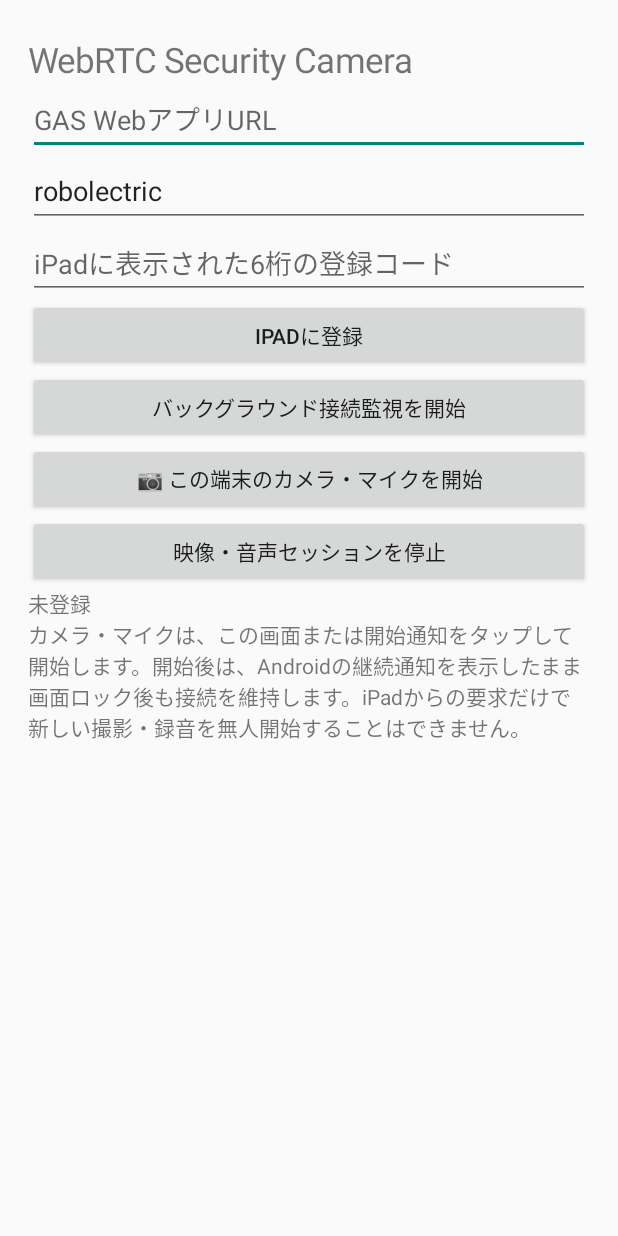
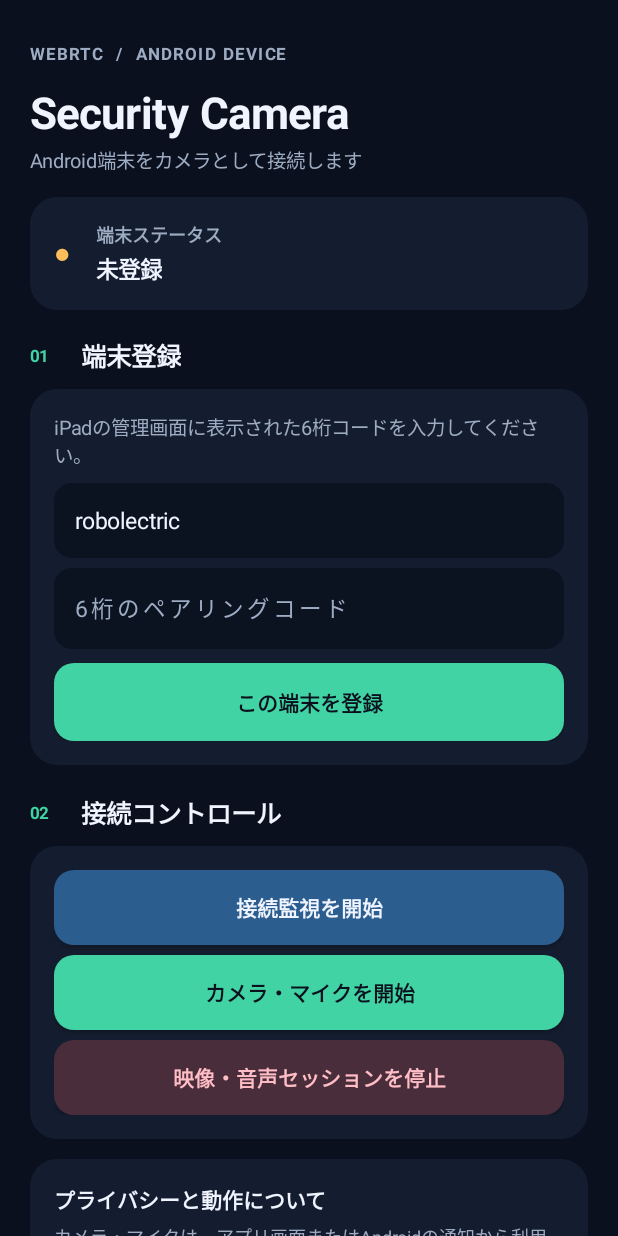
Before and after one commit to a09848281-prog/web-rtc-, an Android app: the screen it shows after launch (MainActivity), on a phone screen of 412 x 824 dp. Run offline under Robolectric (Android 15) with nearby library versions, the phone set to English and light mode, and no system bars.

Commit message:
Redesign Android app UI and preconfigure GAS endpoint

```diff
--- a/android/app/src/main/java/jp/a09848281/securitycamera/MainActivity.java
+++ b/android/app/src/main/java/jp/a09848281/securitycamera/MainActivity.java
@@ -5,11 +5,18 @@ import android.app.Activity;
 import android.content.Intent;
 import android.content.SharedPreferences;
 import android.content.pm.PackageManager;
+import android.graphics.Color;
+import android.graphics.Typeface;
+import android.graphics.drawable.GradientDrawable;
 import android.os.Build;
 import android.os.Bundle;
+import android.text.InputType;
+import android.view.Gravity;
+import android.view.View;
 import android.widget.Button;
 import android.widget.EditText;
 import android.widget.LinearLayout;
+import android.widget.ScrollView;
 import android.widget.TextView;
 import org.json.JSONObject;
 import java.io.ByteArrayOutputStream;
@@ -25,9 +32,15 @@ import java.util.concurrent.Executors;
 public class MainActivity extends Activity {
     public static final String ACTION_REQUEST_MEDIA = "jp.a09848281.securitycamera.REQUEST_MEDIA";
     private static final int PERMISSION_REQUEST = 21;
+    private static final String GAS_URL = "https://script.google.com/macros/s/AKfycbwokMuKlrwbetUzGj_OiSXXVC_QmLzpZtZj68NB3CLolkWsGz_Rf538ulSye164Rbz6/exec";
+    private static final int BG = Color.rgb(10, 16, 29);
+    private static final int CARD = Color.rgb(20, 29, 47);
+    private static final int TEXT = Color.rgb(239, 244, 255);
+    private static final int MUTED = Color.rgb(157, 172, 194);
+    private static final int ACCENT = Color.rgb(65, 211, 163);
 
-    private EditText gasUrl, pairCode, deviceName;
-    private TextView status;
+    private EditText pairCode, deviceName;
+    private TextView status, statusDot;
     private Button pairButton;
     private final ExecutorService worker = Executors.newSingleThreadExecutor();
     private SharedPreferences prefs;
@@ -35,60 +48,75 @@ public class MainActivity extends Activity {
     @Override public void onCreate(Bundle state) {
         super.onCreate(state);
         prefs = getSharedPreferences("wsc", MODE_PRIVATE);
+        // Always use the configured endpoint so users never need to type the GAS URL.
+        prefs.edit().putString("gasUrl", GAS_URL).apply();
 
+        ScrollView scroll = new ScrollView(this);
+        scroll.setFillViewport(true);
+        scroll.setBackgroundColor(BG);
         LinearLayout root = new LinearLayout(this);
         root.setOrientation(LinearLayout.VERTICAL);
-        root.setPadding(28, 36, 28, 28);
+        root.setPadding(dp(20), dp(28), dp(20), dp(28));
+        scroll.addView(root);
 
-        TextView title = new TextView(this);
-        title.setText("WebRTC Security Camera");
-        title.setTextSize(23);
-        root.addView(title);
+        TextView eyebrow = text("WEBRTC  /  ANDROID DEVICE", 11, MUTED, true);
+        eyebrow.setLetterSpacing(0.12f);
+        root.addView(eyebrow, params(WRAP, dp(22), 0, 0, 0, 8));
 
-        gasUrl = field("GAS WebアプリURL");
-        gasUrl.setText(prefs.getString("gasUrl", ""));
-        root.addView(gasUrl);
+        TextView title = text("Security Camera", 29, TEXT, true);
+        root.addView(title, params(WRAP, WRAP, 0, 0, 0, 4));
+        TextView subtitle = text("Android端末をカメラとして接続します", 13, MUTED, false);
+        root.addView(subtitle, params(WRAP, WRAP, 0, 0, 0, 22));
 
+        LinearLayout statusCard = card();
+        statusCard.setOrientation(LinearLayout.HORIZONTAL);
+        statusCard.setGravity(Gravity.CENTER_VERTICAL);
+        statusDot = text("●", 17, prefs.contains("deviceToken") ? ACCENT : Color.rgb(255, 190, 90), true);
+        statusCard.addView(statusDot, params(dp(28), WRAP, 0, 0, 0, 0));
+        LinearLayout statusTexts = new LinearLayout(this);
+        statusTexts.setOrientation(LinearLayout.VERTICAL);
+        TextView statusTitle = text("端末ステータス", 12, MUTED, true);
+        statusTexts.addView(statusTitle);
+        status = text(initialStatus(), 15, TEXT, true);
+        statusTexts.addView(status, params(WRAP, WRAP, 0, 4, 0, 0));
+        statusCard.addView(statusTexts, new LinearLayout.LayoutParams(0, WRAP, 1));
+        root.addView(statusCard, params(MATCH, WRAP, 0, 0, 0, 20));
+
+        sectionTitle(root, "01", "端末登録");
+        LinearLayout pairing = card();
+        pairing.setOrientation(LinearLayout.VERTICAL);
+        TextView hint = text("iPadの管理画面に表示された6桁コードを入力してください。", 13, MUTED, false);
+        pairing.addView(hint, params(MATCH, WRAP, 0, 0, 0, 14));
         deviceName = field("端末名");
         deviceName.setText(prefs.getString("deviceName", Build.MODEL));
-        root.addView(deviceName);
+        pairing.addView(deviceName, params(MATCH, dp(50), 0, 0, 0, 10));
+        pairCode = field("6桁のペアリングコード");
+        pairCode.setInputType(InputType.TYPE_CLASS_NUMBER);
+        pairCode.setLetterSpacing(0.18f);
+        pairing.addView(pairCode, params(MATCH, dp(54), 0, 0, 0, 14));
+        pairButton = button("この端末を登録", ACCENT, BG);
+        pairing.addView(pairButton, params(MATCH, dp(52), 0, 0, 0, 0));
+        root.addView(pairing, params(MATCH, WRAP, 0, 0, 0, 22));
 
-        pairCode = field("iPadに表示された6桁の登録コード");
-        pairCode.setInputType(android.text.InputType.TYPE_CLASS_NUMBER);
-        root.addView(pairCode);
+        sectionTitle(root, "02", "接続コントロール");
+        LinearLayout controls = card();
+        controls.setOrientation(LinearLayout.VERTICAL);
+        Button monitor = button("接続監視を開始", Color.rgb(43, 93, 142), TEXT);
+        controls.addView(monitor, params(MATCH, dp(50), 0, 0, 0, 10));
+        Button media = button("カメラ・マイクを開始", ACCENT, BG);
+        controls.addView(media, params(MATCH, dp(50), 0, 0, 0, 10));
+        Button stop = button("映像・音声セッションを停止", Color.rgb(74, 45, 58), Color.rgb(255, 190, 198));
+        controls.addView(stop, params(MATCH, dp(50), 0, 0, 0, 0));
+        root.addView(controls, params(MATCH, WRAP, 0, 0, 0, 20));
 
-        pairButton = new Button(this);
-        pairButton.setText("iPadに登録");
-        root.addView(pairButton);
+        LinearLayout info = card();
+        info.setOrientation(LinearLayout.VERTICAL);
+        info.addView(text("プライバシーと動作について", 14, TEXT, true));
+        info.addView(text("カメラ・マイクは、アプリ画面またはAndroidの通知から利用者が開始します。開始後は継続通知が表示されます。iPadからの要求だけで、無人のまま撮影・録音を開始する動作には対応しません。", 12, MUTED, false),
+            params(MATCH, WRAP, 0, 8, 0, 0));
+        root.addView(info, params(MATCH, WRAP, 0, 0, 0, 8));
 
-        Button monitor = new Button(this);
-        monitor.setText("バックグラウンド接続監視を開始");
-        root.addView(monitor);
-
-        Button media = new Button(this);
-        media.setText("📷 この端末のカメラ・マイクを開始");
-        root.addView(media);
-
-        Button stop = new Button(this);
-        stop.setText("映像・音声セッションを停止");
-        root.addView(stop);
-
-        status = new TextView(this);
-        String lastError = prefs.getString("lastMediaError", "");
-        status.setText(!lastError.isEmpty()
-            ? "前回のカメラ・マイク起動エラー: " + lastError
-            : (prefs.contains("deviceToken") ? "登録済み端末" : "未登録"));
-        root.addView(status);
-
-        TextView note = new TextView(this);
-        note.setText("カメラ・マイクは、この画面または開始通知をタップして開始します。開始後は、Androidの継続通知を表示したまま画面ロック後も接続を維持します。iPadからの要求だけで新しい撮影・録音を無人開始することはできません。");
-        root.addView(note);
-
-        android.widget.ScrollView scroll = new android.widget.ScrollView(this);
-        scroll.setFillViewport(true);
-        scroll.addView(root);
         setContentView(scroll);
-
         pairButton.setOnClickListener(v -> pairDevice());
         monitor.setOnClickListener(v -> startMonitor());
         media.setOnClickListener(v -> requestMediaPermissions());
@@ -99,37 +127,89 @@ public class MainActivity extends Activity {
         }
     }
 
-    @Override protected void onNewIntent(Intent intent) {
-        super.onNewIntent(intent);
-        setIntent(intent);
-        if (intent != null && ACTION_REQUEST_MEDIA.equals(intent.getAction())) {
-            requestMediaPermissions();
-        }
+    private String initialStatus() {
+        String error = prefs.getString("lastMediaError", "");
+        if (!error.isEmpty()) return "前回の起動エラー: " + error;
+        return prefs.contains("deviceToken") ? "登録済み・待機中" : "未登録";
+    }
+
+    private void sectionTitle(LinearLayout root, String number, String label) {
+        LinearLayout row = new LinearLayout(this);
+        row.setGravity(Gravity.CENTER_VERTICAL);
+        TextView n = text(number, 11, ACCENT, true);
+        row.addView(n, params(dp(34), WRAP, 0, 0, 0, 0));
+        row.addView(text(label, 17, TEXT, true));
+        root.addView(row, params(MATCH, dp(34), 0, 0, 0, 8));
+    }
+
+    private LinearLayout card() {
+        LinearLayout box = new LinearLayout(this);
+        box.setPadding(dp(16), dp(16), dp(16), dp(16));
+        box.setBackground(shape(CARD, 18));
+        return box;
+    }
+
+    private TextView text(String value, int size, int color, boolean bold) {
+        TextView t = new TextView(this);
+        t.setText(value);
+        t.setTextSize(size);
+        t.setTextColor(color);
+        if (bold) t.setTypeface(Typeface.DEFAULT, Typeface.BOLD);
+        return t;
     }
 
     private EditText field(String hint) {
         EditText e = new EditText(this);
+        e.setSingleLine(true);
+        e.setTextSize(15);
+        e.setTextColor(TEXT);
+        e.setHintTextColor(MUTED);
         e.setHint(hint);
-        e.setSingleLine(true);
+        e.setPadding(dp(14), 0, dp(14), 0);
+        e.setBackground(shape(Color.rgb(11, 19, 33), 12));
         return e;
     }
 
+    private Button button(String label, int background, int foreground) {
+        Button b = new Button(this);
+        b.setText(label);
+        b.setTextSize(14);
+        b.setTextColor(foreground);
+        b.setAllCaps(false);
+        b.setTypeface(Typeface.DEFAULT, Typeface.BOLD);
+        b.setBackground(shape(background, 13));
+        b.setElevation(dp(1));
+        return b;
+    }
+
+    private GradientDrawable shape(int color, int radius) {
+        GradientDrawable d = new GradientDrawable();
+        d.setColor(color);
+        d.setCornerRadius(dp(radius));
+        return d;
+    }
+
+    private LinearLayout.LayoutParams params(int width, int height, int l, int t, int r, int b) {
+        LinearLayout.LayoutParams p = new LinearLayout.LayoutParams(width, height);
+        p.setMargins(l, t, r, b);
+        return p;
+    }
+
+    private int dp(int value) { return (int) (value * getResources().getDisplayMetrics().density + 0.5f); }
+    private static final int MATCH = LinearLayout.LayoutParams.MATCH_PARENT;
+    private static final int WRAP = LinearLayout.LayoutParams.WRAP_CONTENT;
+
     private void pairDevice() {
-        String endpoint = gasUrl.getText().toString().trim();
+        String endpoint = GAS_URL;
         String code = pairCode.getText().toString().replaceAll("\\s+", "");
         String name = deviceName.getText().toString().trim();
-        if (!endpoint.matches("^https://script\\.google\\.com/macros/s/[^\\s]+/exec$")) {
-            status.setText("GAS URLは https://script.google.com/macros/s/.../exec の形式で入力してください。");
-            return;
-        }
         if (!code.matches("[0-9]{6}")) {
-            status.setText("iPadに表示された6桁の数字を入力してください。");
+            status.setText("6桁の数字を入力してください。");
             return;
         }
         if (name.isEmpty()) name = Build.MODEL;
-
         pairButton.setEnabled(false);
-        prefs.edit().putString("gasUrl", endpoint).apply();
+        prefs.edit().putString("gasUrl", GAS_URL).apply();
         status.setText("GASに登録中…");
         final String finalName = name;
         worker.execute(() -> {
@@ -141,15 +221,14 @@ public class MainActivity extends Activity {
                 JSONObject response = post(endpoint, request);
                 String deviceId = response.getString("deviceId");
                 String deviceToken = response.getString("deviceToken");
-                String iceServers = "";
-                prefs.edit()
-                    .putString("deviceId", deviceId)
-                    .putString("deviceToken", deviceToken)
-                    .putString("deviceName", finalName)
-                    .putString("iceServers", iceServers)
-                    .putLong("iceConfigFetchedAt", iceServers.isEmpty() ? 0L : System.currentTimeMillis())
-                    .apply();
-                runOnUiThread(() -> status.setText("登録完了！次回から登録コードは不要です。"));
+                prefs.edit().putString("deviceId", deviceId).putString("deviceToken", deviceToken)
+                    .putString("deviceName", finalName).putString("iceServers", "")
+                    .putLong("iceConfigFetchedAt", 0L).apply();
+                runOnUiThread(() -> {
+                    status.setText("登録完了！次回からコードは不要です。");
+                    statusDot.setTextColor(ACCENT);
+                    pairCode.setText("");
+                });
             } catch (Exception ex) {
                 runOnUiThread(() -> status.setText("登録失敗: " + ex.getMessage()));
             } finally {
@@ -169,9 +248,8 @@ public class MainActivity extends Activity {
             return;
         }
         Intent intent = new Intent(this, DeviceMonitorService.class);
-        if (Build.VERSION.SDK_INT >= 26) startForegroundService(intent);
-        else startService(intent);
-        status.setText("接続監視を開始しました。通知が表示されます。");
+        if (Build.VERSION.SDK_INT >= 26) startForegroundService(intent); else startService(intent);
+        status.setText("接続監視を開始しました。通知を確認してください。");
     }
 
     private void requestMediaPermissions() {
@@ -180,14 +258,10 @@ public class MainActivity extends Activity {
             return;
         }
         ArrayList<String> needed = new ArrayList<>();
-        if (checkSelfPermission(Manifest.permission.CAMERA) != PackageManager.PERMISSION_GRANTED)
-            needed.add(Manifest.permission.CAMERA);
-        if (checkSelfPermission(Manifest.permission.RECORD_AUDIO) != PackageManager.PERMISSION_GRANTED)
-            needed.add(Manifest.permission.RECORD_AUDIO);
+        if (checkSelfPermission(Manifest.permission.CAMERA) != PackageManager.PERMISSION_GRANTED) needed.add(Manifest.permission.CAMERA);
+        if (checkSelfPermission(Manifest.permission.RECORD_AUDIO) != PackageManager.PERMISSION_GRANTED) needed.add(Manifest.permission.RECORD_AUDIO);
         if (Build.VERSION.SDK_INT >= 33 &&
-            checkSelfPermission(Manifest.permission.POST_NOTIFICATIONS) != PackageManager.PERMISSION_GRANTED)
-            needed.add(Manifest.permission.POST_NOTIFICATIONS);
-
+            checkSelfPermission(Manifest.permission.POST_NOTIFICATIONS) != PackageManager.PERMISSION_GRANTED) needed.add(Manifest.permission.POST_NOTIFICATIONS);
         if (!needed.isEmpty()) {
             requestPermissions(needed.toArray(new String[0]), PERMISSION_REQUEST);
             return;
@@ -199,9 +273,8 @@ public class MainActivity extends Activity {
         try {
             Intent intent = new Intent(this, WebRtcSessionService.class);
             intent.setAction(WebRtcSessionService.ACTION_START);
-            if (Build.VERSION.SDK_INT >= 26) startForegroundService(intent);
-            else startService(intent);
-            status.setText("カメラ・マイクの起動処理を開始しました。通知で準備状況を確認してください。");
+            if (Build.VERSION.SDK_INT >= 26) startForegroundService(intent); else startService(intent);
+            status.setText("カメラ・マイクの起動処理中です。通知で状態を確認してください。");
         } catch (Exception e) {
             status.setText("開始できません: " + e.getMessage());
         }
@@ -216,19 +289,14 @@ public class MainActivity extends Activity {
         super.onRequestPermissionsResult(requestCode, permissions, results);
         if (requestCode == 10) {
             if (results.length == 0 || results[0] != PackageManager.PERMISSION_GRANTED) {
-                status.setText("通知を許可してください。");
-                return;
+                status.setText("通知を許可してください。"); return;
             }
             startMonitor();
         } else if (requestCode == PERMISSION_REQUEST) {
-            if (results.length == 0) {
-                status.setText("権限の確認が完了しませんでした。もう一度お試しください。");
-                return;
-            }
+            if (results.length == 0) { status.setText("権限の確認が完了しませんでした。"); return; }
             for (int result : results) {
                 if (result != PackageManager.PERMISSION_GRANTED) {
-                    status.setText("カメラ・マイク・通知の許可が必要です。");
-                    return;
+                    status.setText("カメラ・マイク・通知の許可が必要です。"); return;
                 }
             }
             startMediaService();
@@ -253,20 +321,18 @@ public class MainActivity extends Activity {
             if (stream == null) throw new Exception("GAS HTTPエラー: " + code);
             ByteArrayOutputStream bytes = new ByteArrayOutputStream();
             try (InputStream input = stream) {
-                byte[] buffer = new byte[4096];
-                int count;
+                byte[] buffer = new byte[4096]; int count;
                 while ((count = input.read(buffer)) != -1) bytes.write(buffer, 0, count);
             }
             JSONObject response = new JSONObject(bytes.toString("UTF-8"));
             if (code < 200 || code >= 400) throw new Exception("GAS HTTP " + code + ": " + response.optString("error", "通信エラー"));
             if (!response.optBoolean("ok")) throw new Exception(response.optString("error", "GAS APIエラー"));
             return response;
-        } finally {
-            connection.disconnect();
-        }
+        } finally { connection.disconnect(); }
     }
 
     @Override protected void onDestroy() {
+        worker.shutdown();
         super.onDestroy();
     }
 }
```
